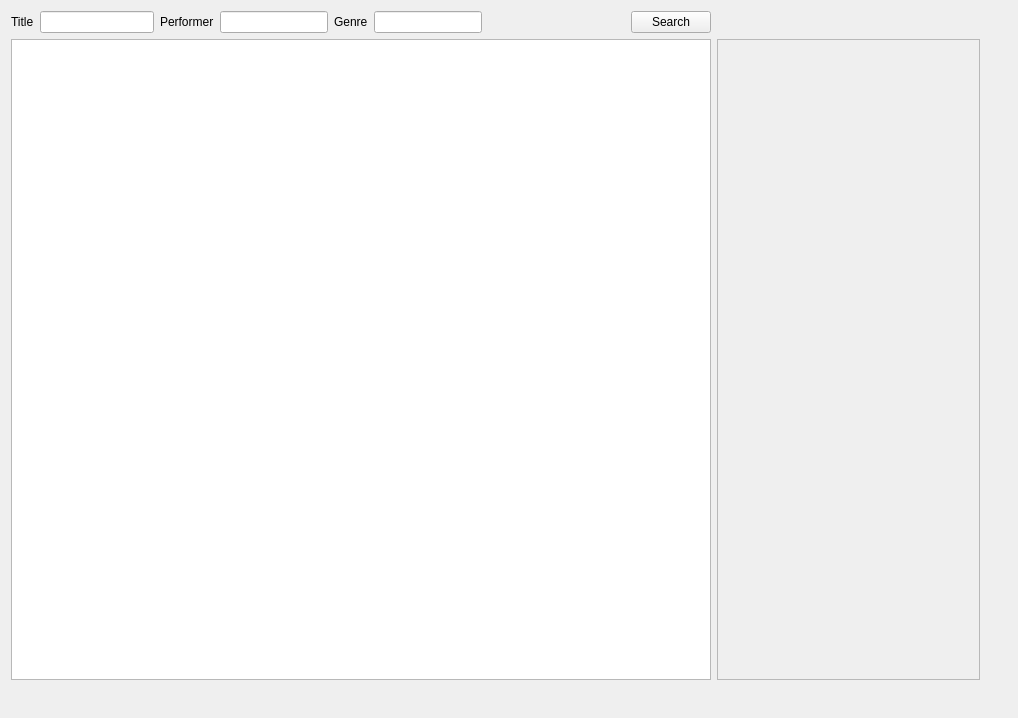
Qt form src/Client/mainwindow.ui (antic11d/RS020-graphify) before a commit.
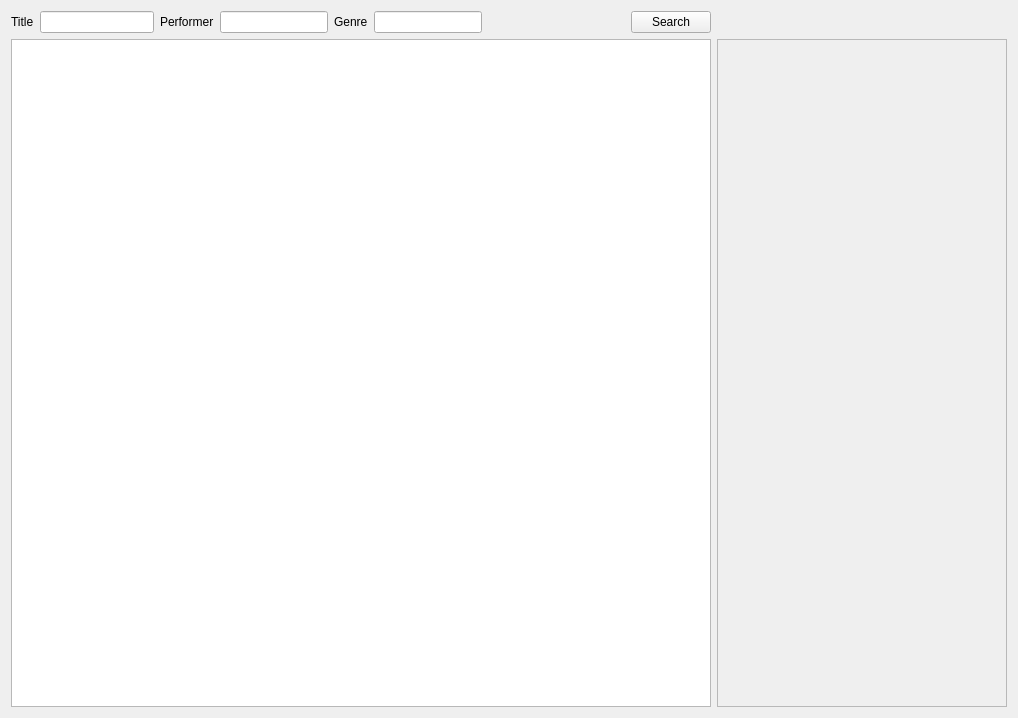
The same form after that commit.

```diff
--- a/src/Client/mainwindow.ui
+++ b/src/Client/mainwindow.ui
@@ -32,15 +32,8 @@
    <property name="layoutDirection">
     <enum>Qt::LeftToRight</enum>
    </property>
-   <widget class="QWidget" name="gridLayoutWidget">
-    <property name="geometry">
-     <rect>
-      <x>0</x>
-      <y>0</y>
-      <width>991</width>
-      <height>691</height>
-     </rect>
-    </property>
+   <layout class="QGridLayout" name="gridLayout_2">
+    <item row="0" column="0">
     <layout class="QGridLayout" name="gridLayout">
      <item row="0" column="0">
       <layout class="QHBoxLayout" name="horizontalLayout_4">
@@ -137,15 +130,16 @@
          <rect>
           <x>0</x>
           <y>0</y>
-          <width>281</width>
-          <height>653</height>
+           <width>290</width>
+           <height>662</height>
          </rect>
         </property>
        </widget>
       </widget>
      </item>
     </layout>
-   </widget>
+    </item>
+   </layout>
   </widget>
  </widget>
  <layoutdefault spacing="6" margin="11"/>
```
Lines whose indentation alone changed are shown as unchanged.
